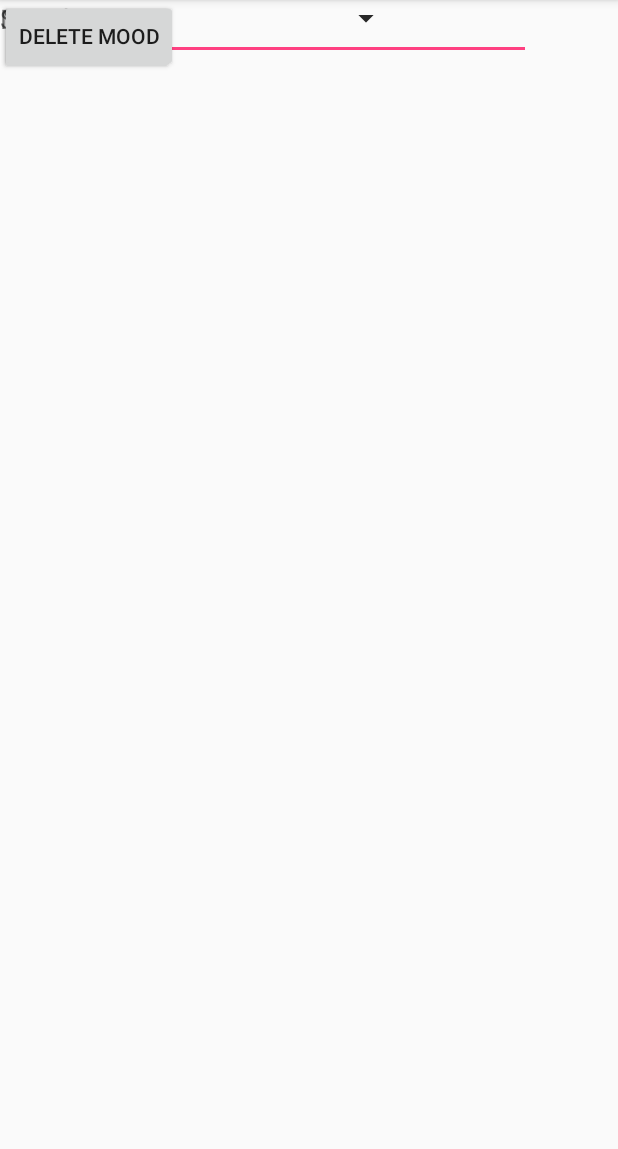
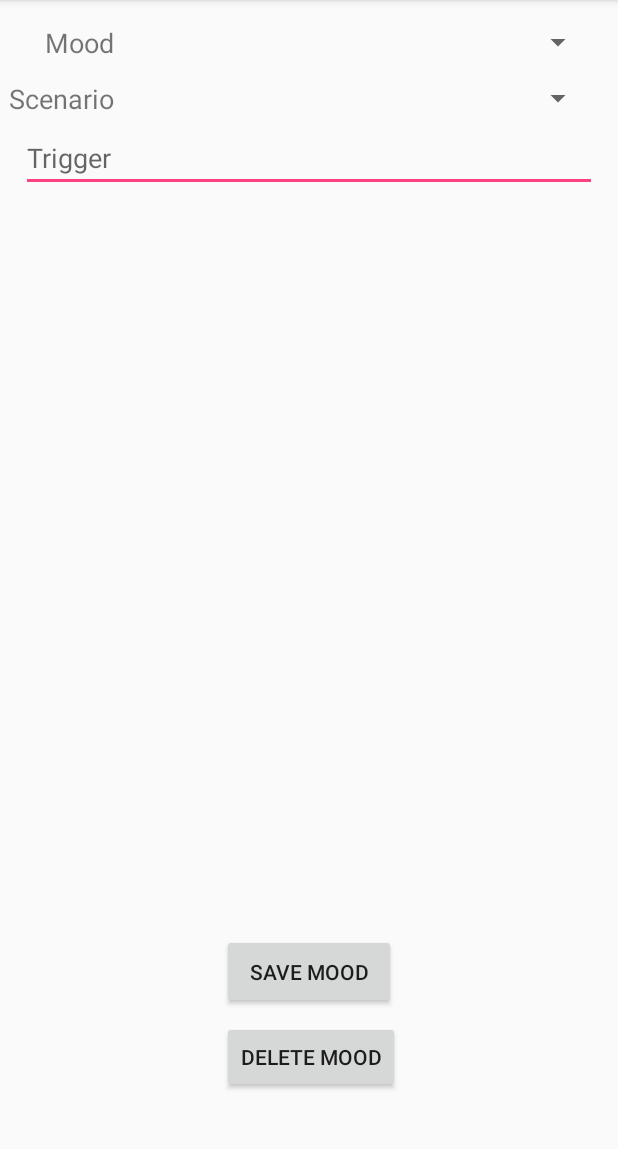
Before and after one commit to nemuelle/InTheMood, an Android app: the addEditMood screen opened directly, with no data from a screen before it, on a phone screen of 412 x 824 dp, the part 84-1233 px from its top. Run offline under Robolectric (Android 15) with nearby library versions, the light colour scheme and no system bars.

Commit message:
Linked Moods and add/editMood activities

```diff
--- a/InTheMood/app/src/main/java/com/example/austin/inthemood/MyMoods.java
+++ b/InTheMood/app/src/main/java/com/example/austin/inthemood/MyMoods.java
@@ -1,8 +1,10 @@
 package com.example.austin.inthemood;
 
+import android.content.Intent;
 import android.support.v7.app.AppCompatActivity;
 import android.os.Bundle;
 import android.view.View;
+import android.widget.AdapterView;
 import android.widget.ArrayAdapter;
 import android.widget.Button;
 import android.widget.EditText;
@@ -36,6 +38,7 @@ public class MyMoods extends AppCompatActivity {
     private Button emotionFilterButton;
     private Button weekFilterButton;
     private Button triggerFilterButton;
+    private Button newMoodButton;
     private EditText triggerText;
     private Spinner moodFilterSpinner;
     private ListView moodsListView;
@@ -60,6 +63,7 @@ public class MyMoods extends AppCompatActivity {
         triggerText = (EditText) findViewById(R.id.triggerFilterEditText);
         moodFilterSpinner = (Spinner) findViewById(R.id.moodFilterSpinner);
         moodsListView = (ListView) findViewById(R.id.myMoodsListView);
+        newMoodButton = (Button) findViewById(R.id.newMoodButton);
 
         ArrayAdapter<CharSequence> moodSpinnerAdapter = ArrayAdapter.createFromResource(this,
                 R.array.moods, android.R.layout.simple_spinner_item);
@@ -222,6 +226,15 @@ public class MyMoods extends AppCompatActivity {
 
         });
 
+        newMoodButton.setOnClickListener(new View.OnClickListener() {
+
+            public void onClick(View v) {
+
+                addMood(v);
+            }
+
+        });
+
 
 
     }
@@ -253,8 +266,31 @@ public class MyMoods extends AppCompatActivity {
 
         moodAdapter = new ArrayAdapter<Mood>(this,R.layout.list_item,SortedMoodList);
         moodsListView.setAdapter(moodAdapter);
+        moodsListView.setOnItemClickListener(new AdapterView.OnItemClickListener(){
+            public void onItemClick(AdapterView<?> parent,View view, int position,long id){
+                editMood(view,position);
+            }
+        });
     }
 
+
+    //Start edit mood activity
+    private void editMood(View view, int index){
+        Intent editMoodIntent = new Intent(this,addEditMood.class);
+        editMoodIntent.putExtra("Mood index",index);
+        startActivity(editMoodIntent);
+
+
+    }
+    //Start activity to add another mood
+    private void addMood(View view){
+        Intent addMoodIntent = new Intent(this,addEditMood.class);
+        startActivity(addMoodIntent);
+
+
+    }
+
+    //Load data controller
     private void loadFromFile() {
         try {
             FileInputStream fis = openFileInput(FILENAME);
--- a/InTheMood/app/src/main/res/layout/activity_add_edit_mood.xml
+++ b/InTheMood/app/src/main/res/layout/activity_add_edit_mood.xml
@@ -8,67 +8,126 @@
 
     <TextView
         android:id="@+id/textView4"
-        android:layout_width="78dp"
+        android:layout_width="0dp"
         android:layout_height="25dp"
         android:text="Scenario"
         android:textSize="18sp"
-        tools:layout_editor_absoluteX="16dp"
-        tools:layout_editor_absoluteY="53dp" />
+        app:layout_constraintRight_toLeftOf="@+id/addEditMoodScenarioSpinner"
+        tools:layout_constraintTop_creator="1"
+        tools:layout_constraintRight_creator="1"
+        tools:layout_constraintBottom_creator="1"
+        android:layout_marginStart="6dp"
+        app:layout_constraintBottom_toBottomOf="@+id/addEditMoodsTriggerText"
+        android:layout_marginEnd="6dp"
+        android:layout_marginTop="53dp"
+        tools:layout_constraintLeft_creator="1"
+        android:layout_marginBottom="50dp"
+        app:layout_constraintTop_toTopOf="parent"
+        app:layout_constraintLeft_toRightOf="@+id/relativeLayout"
+        android:layout_marginLeft="6dp"
+        android:layout_marginRight="6dp" />
 
     <TextView
         android:id="@+id/textView3"
         android:layout_width="53dp"
-        android:layout_height="24dp"
+        android:layout_height="0dp"
         android:text="Mood"
         android:textSize="18sp"
-        tools:layout_editor_absoluteX="16dp"
-        tools:layout_editor_absoluteY="16dp" />
+        tools:layout_constraintTop_creator="1"
+        tools:layout_constraintRight_creator="1"
+        tools:layout_constraintBottom_creator="1"
+        android:layout_marginStart="16dp"
+        app:layout_constraintBottom_toBottomOf="@+id/addEditMoodMoodSpinner"
+        android:layout_marginEnd="25dp"
+        app:layout_constraintRight_toRightOf="@+id/textView4"
+        tools:layout_constraintLeft_creator="1"
+        app:layout_constraintLeft_toLeftOf="parent"
+        app:layout_constraintTop_toTopOf="@+id/addEditMoodMoodSpinner"
+        android:layout_marginLeft="16dp"
+        android:layout_marginRight="25dp" />
 
     <Spinner
         android:id="@+id/addEditMoodScenarioSpinner"
         android:layout_width="268dp"
         android:layout_height="24dp"
-        tools:layout_editor_absoluteX="100dp"
-        tools:layout_editor_absoluteY="53dp" />
+        tools:layout_constraintTop_creator="1"
+        tools:layout_constraintRight_creator="1"
+        android:layout_marginEnd="16dp"
+        app:layout_constraintRight_toRightOf="parent"
+        android:layout_marginTop="13dp"
+        app:layout_constraintTop_toBottomOf="@+id/addEditMoodMoodSpinner"
+        android:layout_marginRight="16dp" />
 
     <Spinner
         android:id="@+id/addEditMoodMoodSpinner"
-        android:layout_width="268dp"
+        android:layout_width="0dp"
         android:layout_height="24dp"
-        tools:layout_editor_absoluteX="100dp"
-        tools:layout_editor_absoluteY="16dp" />
+        tools:layout_constraintTop_creator="1"
+        tools:layout_constraintRight_creator="1"
+        tools:layout_constraintBottom_creator="1"
+        app:layout_constraintBottom_toTopOf="@+id/textView4"
+        app:layout_constraintRight_toRightOf="@+id/addEditMoodScenarioSpinner"
+        android:layout_marginTop="16dp"
+        tools:layout_constraintLeft_creator="1"
+        android:layout_marginBottom="13dp"
+        app:layout_constraintLeft_toLeftOf="@+id/addEditMoodScenarioSpinner"
+        app:layout_constraintTop_toTopOf="parent" />
 
     <RelativeLayout
         android:layout_width="0dp"
-        android:layout_height="495dp"
-        tools:layout_editor_absoluteY="8dp"
-        tools:layout_editor_absoluteX="8dp">
+        android:layout_height="0dp"
+        tools:layout_constraintTop_creator="1"
+        tools:layout_constraintBottom_creator="1"
+        app:layout_constraintBottom_toBottomOf="parent"
+        android:layout_marginTop="8dp"
+        tools:layout_constraintLeft_creator="1"
+        android:layout_marginBottom="8dp"
+        app:layout_constraintLeft_toLeftOf="parent"
+        app:layout_constraintTop_toTopOf="parent"
+        android:id="@+id/relativeLayout">
 
     </RelativeLayout>
 
     <EditText
         android:id="@+id/addEditMoodsTriggerText"
-        android:layout_width="354dp"
+        android:layout_width="0dp"
         android:layout_height="40dp"
         android:ems="10"
         android:hint="@string/trigger"
         android:inputType="textPersonName"
-        tools:layout_editor_absoluteX="16dp"
-        tools:layout_editor_absoluteY="88dp" />
+        tools:layout_constraintTop_creator="1"
+        tools:layout_constraintRight_creator="1"
+        android:layout_marginStart="14dp"
+        android:layout_marginEnd="14dp"
+        app:layout_constraintRight_toRightOf="parent"
+        android:layout_marginTop="88dp"
+        tools:layout_constraintLeft_creator="1"
+        app:layout_constraintLeft_toLeftOf="parent"
+        app:layout_constraintTop_toTopOf="parent"
+        android:layout_marginLeft="14dp"
+        android:layout_marginRight="14dp" />
 
     <Button
         android:id="@+id/addEditMoodSaveButton"
         android:layout_width="116dp"
         android:layout_height="50dp"
         android:text="Save Mood"
-        tools:layout_editor_absoluteX="134dp"
-        tools:layout_editor_absoluteY="366dp" />
+        tools:layout_constraintRight_creator="1"
+        tools:layout_constraintBottom_creator="1"
+        app:layout_constraintBottom_toTopOf="@+id/addEditMoodDeleteButton"
+        app:layout_constraintRight_toRightOf="parent"
+        tools:layout_constraintLeft_creator="1"
+        android:layout_marginBottom="8dp"
+        app:layout_constraintLeft_toLeftOf="parent" />
 
     <Button
         android:id="@+id/addEditMoodDeleteButton"
         android:layout_width="wrap_content"
         android:layout_height="wrap_content"
         android:text="Delete Mood"
-        tools:layout_editor_absoluteX="134dp"
-        tools:layout_editor_absoluteY="424dp" />
+        tools:layout_constraintBottom_creator="1"
+        app:layout_constraintBottom_toBottomOf="parent"
+        tools:layout_constraintLeft_creator="1"
+        android:layout_marginBottom="39dp"
+        app:layout_constraintLeft_toLeftOf="@+id/addEditMoodSaveButton" />
 </android.support.constraint.ConstraintLayout>
```
